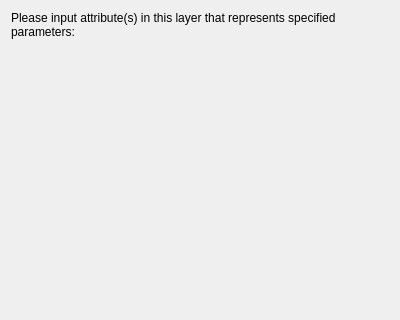
The window that safe/gui/ui/wizard/step_kw47_default_inasafe_fields.ui (inasafe/inasafe) describes before a commit, drawn with Qt 5; both pictures show x 0 to 400 and y 0 to 320 of the 400 by 723 pixel window.
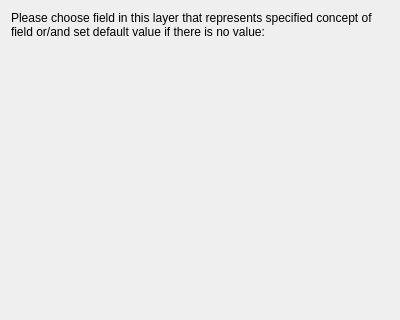
The same window after the commit.

Commit message: Don't show field option if there is no matching field type.

```diff
--- a/safe/gui/ui/wizard/step_kw47_default_inasafe_fields.ui
+++ b/safe/gui/ui/wizard/step_kw47_default_inasafe_fields.ui
@@ -23,7 +23,7 @@
       <string notr="true">font: 11pt &quot;Ubuntu&quot;;</string>
      </property>
      <property name="text">
-      <string>Please input attribute(s) in this layer that represents specified parameters:</string>
+      <string>Please choose field in this layer that represents specified concept of field or/and set default value if there is no value:</string>
      </property>
      <property name="alignment">
       <set>Qt::AlignLeading|Qt::AlignLeft|Qt::AlignTop</set>
```
Left out of the diff: 2 changed lines with no effect on the pictures. The commit also changes 3 other files.
